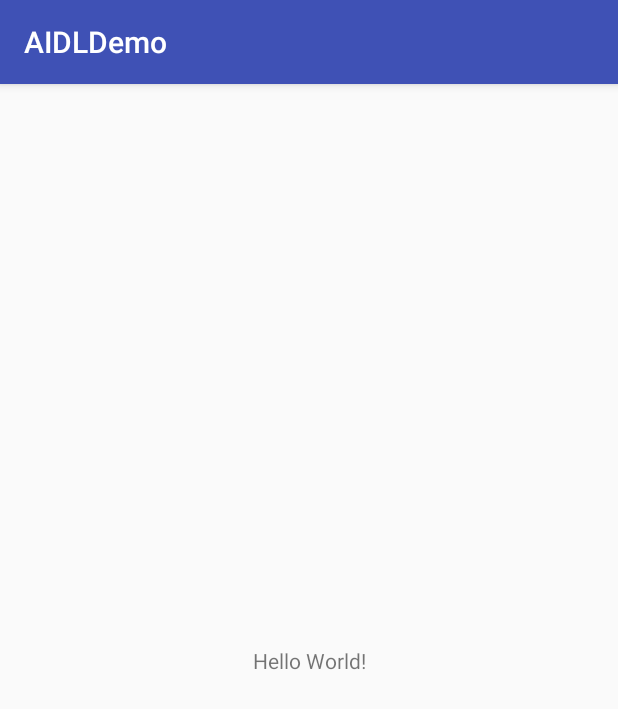
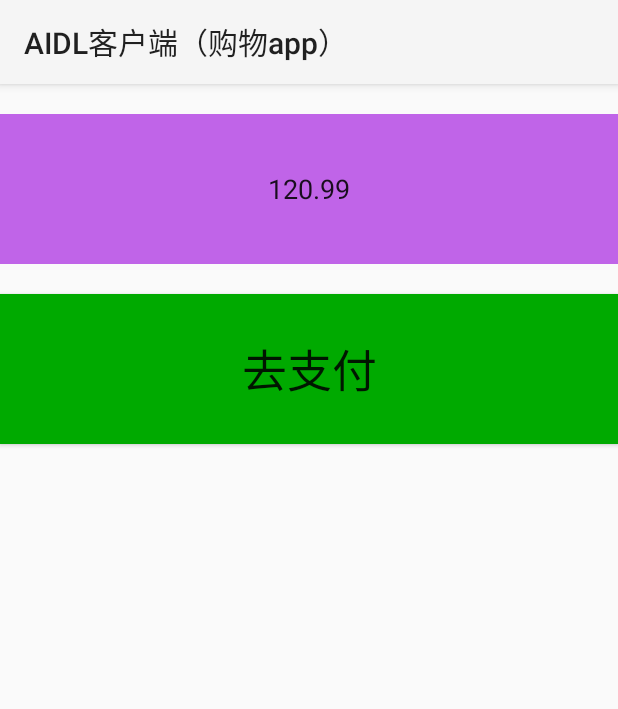
Before and after one commit to hust201010701/AIDLDemo, an Android app: the screen it shows after launch (MainActivity), on a phone screen of 412 x 824 dp. Shown: the top 709 px of the screen. Run offline under Robolectric (Android 15) with nearby library versions, the phone set to English and light mode, and no system bars; 1 statement that could not run was skipped.

```diff
--- /dev/null
+++ b/app/src/main/java/com/orzangleli/aidlserverdemo/MainActivity.java
@@ -0,0 +1,103 @@
+package com.orzangleli.aidlserverdemo;
+
+import android.content.ComponentName;
+import android.content.Context;
+import android.content.Intent;
+import android.content.ServiceConnection;
+import android.content.pm.PackageManager;
+import android.content.pm.ResolveInfo;
+import android.os.IBinder;
+import android.os.RemoteException;
+import android.support.v7.app.AppCompatActivity;
+import android.os.Bundle;
+import android.text.TextUtils;
+import android.view.View;
+import android.widget.Button;
+import android.widget.EditText;
+import android.widget.Toast;
+
+import java.util.List;
+
+public class MainActivity extends AppCompatActivity {
+
+    private EditText mPriceEt;
+    private Button mPayBtn;
+
+    private IAliPayInterface mAliPayService;
+
+    @Override
+    protected void onCreate(Bundle savedInstanceState) {
+        super.onCreate(savedInstanceState);
+        setContentView(R.layout.activity_main);
+
+        mPriceEt = this.findViewById(R.id.price);
+        mPayBtn = this.findViewById(R.id.pay);
+
+        connectService();
+
+        mPayBtn.setOnClickListener(new View.OnClickListener() {
+            @Override
+            public void onClick(View v) {
+                if (TextUtils.isEmpty(mPriceEt.getText().toString())) {
+                    Toast.makeText(MainActivity.this, "价格不能为空", Toast.LENGTH_LONG).show();
+                    return;
+                }
+                if (mAliPayService == null) {
+                    connectService();
+                } else if (mAliPayService != null) {
+                    try {
+                        mAliPayService.pay(Double.parseDouble(mPriceEt.getText().toString()));
+                    } catch (RemoteException e) {
+                        e.printStackTrace();
+                    }
+                }
+            }
+        });
+
+    }
+
+    private void connectService() {
+        Intent intent = new Intent();
+        intent.setPackage("com.orzangleli.aidlserverdemo");
+        intent.setAction("com.orzangleli.aidlserverdemo.AliPayService.START");
+//        intent = createExplicitFromImplicitIntent(this, intent);
+        this.bindService(intent, new ServiceConnection() {
+            @Override
+            public void onServiceConnected(ComponentName name, IBinder service) {
+                mAliPayService = IAliPayInterface.Stub.asInterface(service);
+            }
+
+            @Override
+            public void onServiceDisconnected(ComponentName name) {
+                mAliPayService = null;
+            }
+        }, BIND_AUTO_CREATE);
+    }
+
+
+    public static Intent createExplicitFromImplicitIntent(Context context, Intent implicitIntent) {
+        // Retrieve all services that can match the given intent
+        PackageManager pm = context.getPackageManager();
+        List<ResolveInfo> resolveInfo = pm.queryIntentServices(implicitIntent, 0);
+
+        // Make sure only one match was found
+        if (resolveInfo == null || resolveInfo.size() != 1) {
+            return null;
+        }
+
+        // Get component info and create ComponentName
+        ResolveInfo serviceInfo = resolveInfo.get(0);
+        String packageName = serviceInfo.serviceInfo.packageName;
+        String className = serviceInfo.serviceInfo.name;
+        ComponentName component = new ComponentName(packageName, className);
+
+        // Create a new intent. Use the old one for extras and such reuse
+        Intent explicitIntent = new Intent(implicitIntent);
+
+        // Set the component to be explicit
+        explicitIntent.setComponent(component);
+
+        return explicitIntent;
+    }
+
+}
--- a/app/src/main/res/layout/activity_main.xml
+++ b/app/src/main/res/layout/activity_main.xml
@@ -5,15 +5,34 @@
     xmlns:tools="http://schemas.android.com/tools"
     android:layout_width="match_parent"
     android:layout_height="match_parent"
-    tools:context="com.orzangleli.aidldemo.MainActivity">
+    tools:context="com.orzangleli.aidlserverdemo.MainActivity">
 
-    <TextView
-        android:layout_width="wrap_content"
-        android:layout_height="wrap_content"
-        android:text="Hello World!"
-        app:layout_constraintBottom_toBottomOf="parent"
+    <EditText
+        android:id="@+id/price"
+        android:layout_width="match_parent"
+        android:layout_height="100dp"
+        android:hint="输入金额"
+        android:text="120.99"
+        android:inputType="numberDecimal"
+        android:gravity="center"
+        app:layout_constraintTop_toTopOf="parent"
         app:layout_constraintLeft_toLeftOf="parent"
         app:layout_constraintRight_toRightOf="parent"
-        app:layout_constraintTop_toTopOf="parent"/>
+        android:layout_marginTop="20dp"
+        android:background="#990d"
+        />
+
+    <Button
+        android:id="@+id/pay"
+        android:layout_width="match_parent"
+        android:layout_height="100dp"
+        android:text="去支付"
+        android:textSize="30dp"
+        app:layout_constraintLeft_toLeftOf="parent"
+        app:layout_constraintRight_toRightOf="parent"
+        app:layout_constraintTop_toBottomOf="@+id/price"
+        android:layout_marginTop="20dp"
+        android:background="#00aa00"
+        />
 
 </android.support.constraint.ConstraintLayout>
```
Also changed, not shown: app/src/main/AndroidManifest.xml (+4 -4 lines), app/src/main/java/com/orzangleli/aidldemo/MainActivity.java (deleted, +0 -13 lines), app/src/main/aidl/com/orzangleli/aidlserverdemo/IAliPayInterface.aidl (added), 4 other files.
